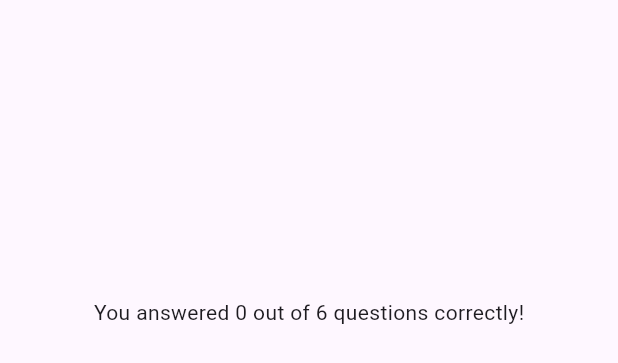
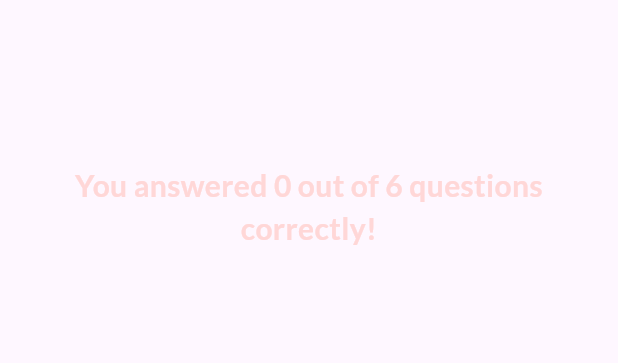
Before and after one commit to huseyinozenalbayrak/flutter-quiz-app, a Flutter app: the ResultsScreen widget shown alone on an empty page, opened directly with empty values, on a phone screen of 412 x 824 dp. Shown: the top 363 px of the screen. Run offline on Flutter 3.47's test engine with Material 3 defaults, Android fonts, the phone set to English and light mode, and no system bars; our stand-ins replace google_fonts.

Commit message:
feat: refactor results screen and summary components, add restart functionality

```diff
--- /dev/null
+++ b/lib/questions_summary/questions_summary.dart
@@ -0,0 +1,22 @@
+import 'package:flutter/material.dart';
+import 'package:quiz_app/questions_summary/summary_item.dart';
+
+class QuestionsSummary extends StatelessWidget {
+  const QuestionsSummary(this.summaryData, {super.key});
+
+  final List<Map<String, Object>> summaryData;
+
+  @override
+  Widget build(BuildContext context) {
+    return SizedBox(
+      height: 440,
+      child: SingleChildScrollView(
+        child: Column(
+          children: summaryData.map((data) {
+            return SummaryItem(data);
+          }).toList(),
+        ),
+      ),
+    );
+  }
+}
--- a/lib/results_screen.dart
+++ b/lib/results_screen.dart
@@ -1,10 +1,16 @@
 import 'package:flutter/material.dart';
+import 'package:google_fonts/google_fonts.dart';
 import 'package:quiz_app/data/questions.dart';
-import 'package:quiz_app/questions_summary.dart';
+import 'package:quiz_app/questions_summary/questions_summary.dart';
 
 class ResultsScreen extends StatelessWidget {
-  const ResultsScreen({super.key, required this.chosenAnswers});
+  const ResultsScreen({
+    super.key,
+    required this.chosenAnswers,
+    required this.onRestart,
+  });
 
+  final void Function() onRestart;
   final List<String> chosenAnswers;
 
   List<Map<String, Object>> getSummaryData() {
@@ -38,16 +44,21 @@ class ResultsScreen extends StatelessWidget {
           children: [
             Text(
               'You answered $numCorrectQuestions out of $numTotalQuestions questions correctly!',
+              style: GoogleFonts.lato(
+                fontSize: 20,
+                color: const Color.fromARGB(255, 255, 215, 215),
+                fontWeight: FontWeight.bold,
+              ),
+              textAlign: TextAlign.center,
             ),
             SizedBox(height: 30),
             QuestionsSummary(summaryData),
             SizedBox(height: 30),
-            TextButton(
-              onPressed: () {},
-              child: Text(
-                'Restart Quiz!',
-                style: TextStyle(color: Colors.white),
-              ),
+            TextButton.icon(
+              onPressed: onRestart,
+              style: TextButton.styleFrom(foregroundColor: Colors.white),
+              icon: Icon(Icons.refresh),
+              label: Text('Restart Quiz!'),
             ),
           ],
         ),
```
Also changed, not shown: lib/questions_summary.dart (deleted, +0 -35 lines), lib/questions_summary/question_identifier.dart (added, +30 -0 lines), lib/questions_summary/summary_item.dart (added, +53 -0 lines), lib/quiz.dart (+11 -1 lines).
